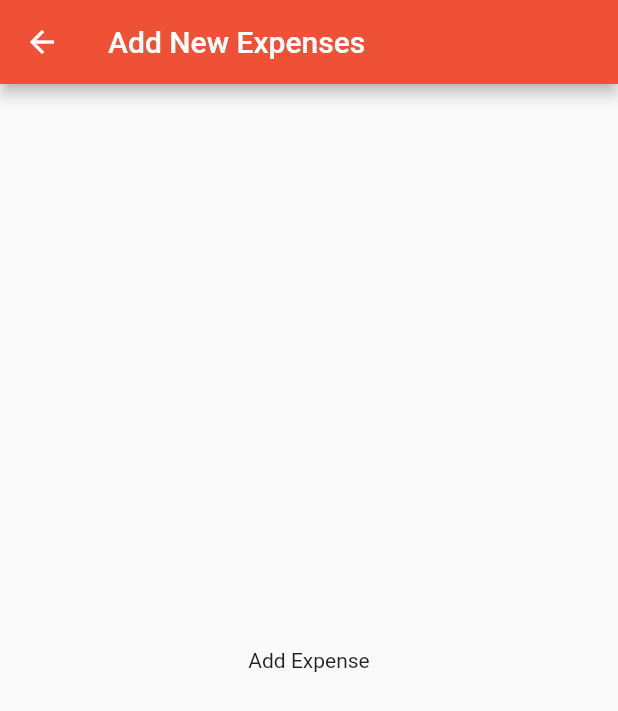
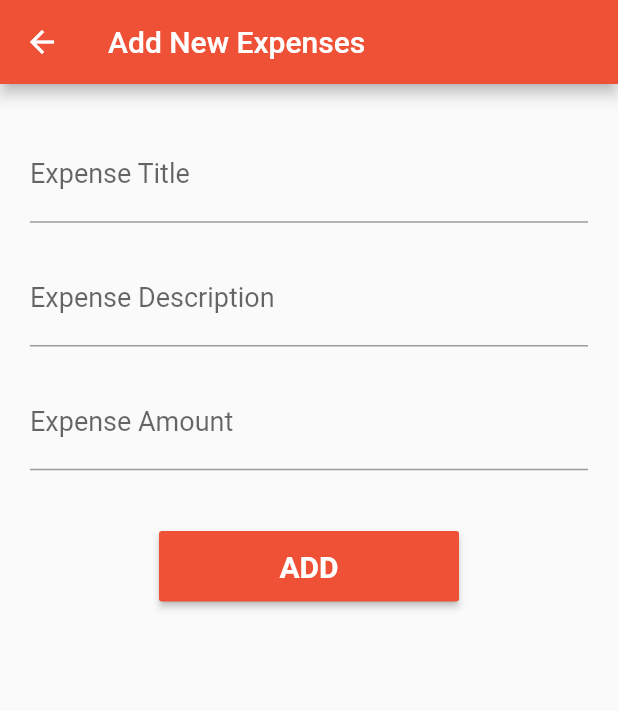
Before and after one commit to KalyaniGhumare/expenses_tracker, a Flutter app: the AddExpenses screen opened directly, on a phone screen of 412 x 824 dp. Shown: the top 711 px of the screen. Run offline on Flutter 3.47's test engine with Material 2 defaults, Android fonts, the phone set to English and light mode, and no system bars; our stand-ins replace firebase_database, floor, shared_preferences, sqflite, toast; accounts and stored records are empty; generated files the repository leaves out were written again.

```diff
--- a/lib/home/home_screen.dart
+++ b/lib/home/home_screen.dart
@@ -177,6 +177,13 @@ class _HomeScreenState extends State<HomeScreen> {
         //color: Colors.green,
         child: DashBoardScreen(),
       ),
+      floatingActionButton: FloatingActionButton(
+        onPressed: () {
+          Navigator.push(
+              context, MaterialPageRoute(builder: (context) => AddExpenses()));
+        },
+        child: Icon(Icons.add, size: 20),
+      ),
     );
   }
 }
--- a/lib/home/view/add_expenses.dart
+++ b/lib/home/view/add_expenses.dart
@@ -1,4 +1,7 @@
+import 'package:firebase_database/firebase_database.dart';
 import 'package:flutter/material.dart';
+import 'package:flutter_widget/intro/colors.dart';
+import 'package:toast/toast.dart';
 
 class AddExpenses extends StatefulWidget {
   @override
@@ -6,6 +9,13 @@ class AddExpenses extends StatefulWidget {
 }
 
 class _AddExpensesState extends State<AddExpenses> {
+  //Global Instance of TextEditingController
+  TextEditingController _titleController = new TextEditingController();
+  TextEditingController _descriptionController = new TextEditingController();
+  TextEditingController _amountController = new TextEditingController();
+
+  int count = 0;
+
   @override
   Widget build(BuildContext context) {
     return Scaffold(
@@ -13,10 +23,87 @@ class _AddExpensesState extends State<AddExpenses> {
         title: Text("Add New Expenses"),
       ),
       body: SafeArea(
-        child: Center(
-          child: Text("Add Expense"),
+          child: Container(
+        padding: const EdgeInsets.symmetric(horizontal: 20, vertical: 30),
+        child: Column(
+          children: [
+            TextFormField(
+                controller: _titleController,
+                decoration: InputDecoration(
+                    labelText: "Expense Title",
+                    labelStyle:
+                        TextStyle(fontSize: 18.0, fontWeight: FontWeight.w400)),
+                style: TextStyle(fontSize: 18.0, fontWeight: FontWeight.w400)),
+            SizedBox(height: 20),
+            TextFormField(
+                controller: _descriptionController,
+                decoration: InputDecoration(
+                    labelText: "Expense Description",
+                    labelStyle:
+                        TextStyle(fontSize: 18.0, fontWeight: FontWeight.w400)),
+                style: TextStyle(fontSize: 18.0, fontWeight: FontWeight.w400)),
+            SizedBox(height: 20),
+            TextFormField(
+                controller: _amountController,
+                decoration: InputDecoration(
+                    labelText: "Expense Amount",
+                    labelStyle:
+                        TextStyle(fontSize: 18.0, fontWeight: FontWeight.w400)),
+                style: TextStyle(fontSize: 18.0, fontWeight: FontWeight.w400)),
+            SizedBox(height: 40),
+            ButtonTheme(
+              height: 47.0,
+              minWidth: 200,
+              child: RaisedButton(
+                color: primaryColor,
+                onPressed: () {
+                  saveExpense();
+                },
+                child: Text(
+                  "ADD",
+                  style: TextStyle(
+                      fontSize: 20.0,
+                      fontWeight: FontWeight.bold,
+                      color: Colors.white),
+                ),
+              ),
+            ),
+            SizedBox(height: 40),
+          ],
         ),
-      ),
+      )),
     );
   }
+
+  void saveExpense() {
+    // Increment
+    count += 1;
+
+    print("click");
+
+    // Get input Data
+    String title = _titleController.text.trim();
+    String description = _descriptionController.text.trim();
+    String amount = _amountController.text.trim();
+
+    // Get Firebase database instance
+    FirebaseDatabase _database = FirebaseDatabase.instance;
+
+    // Get Database reference
+    DatabaseReference _reference = _database.reference();
+
+    var child = _reference.child("expenses");
+
+    child
+        .child(count.toString())
+        .set({"Title": title, "Description": description, "Amount": amount});
+
+    // Toast
+    Toast.show("New Expenses added successfully.", context,
+        duration: Toast.LENGTH_SHORT);
+
+    Future.delayed(Duration(milliseconds: 4000), () {
+      Navigator.pop(context);
+    });
+  }
 }
--- a/pubspec.yaml
+++ b/pubspec.yaml
@@ -30,6 +30,8 @@ dependencies:
   cupertino_icons: ^1.0.0
   floor: ^0.17.0
   shared_preferences: ^0.5.12+2
+  firebase_database: ^4.2.0
+  toast: ^0.1.5
 
 
 dev_dependencies:
```
Also changed, not shown: pubspec.lock, 4 other files.
